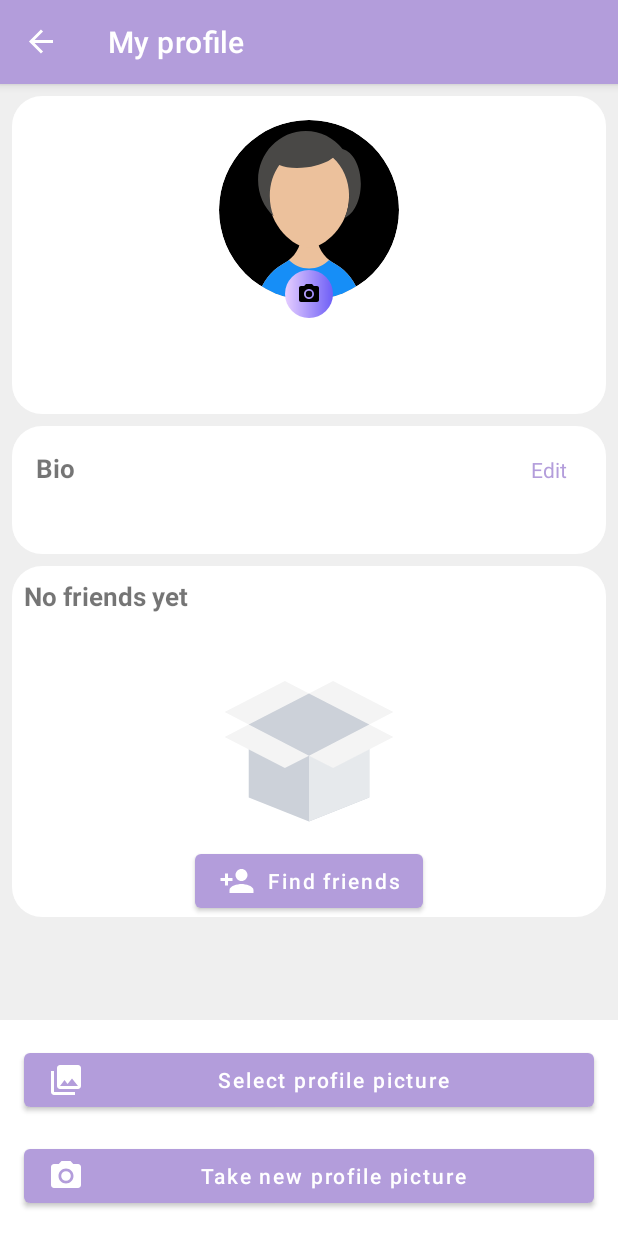
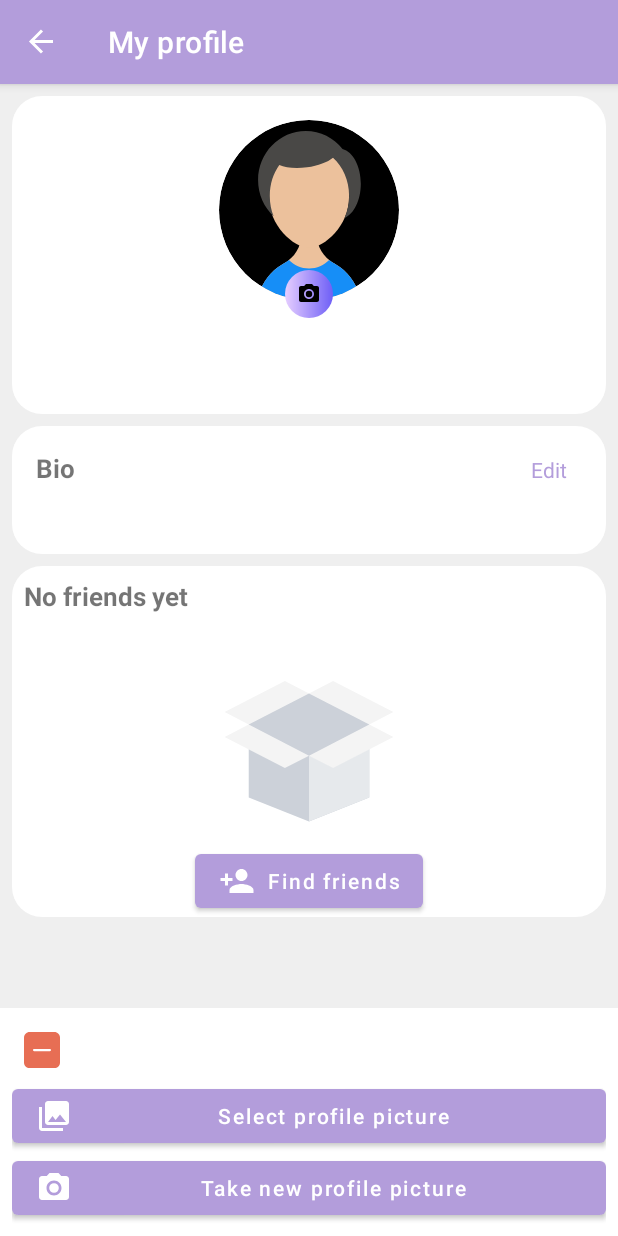
Before and after one commit to ganainy/Our_chat, an Android app: the ProfileFragment screen opened through its navigation route, after a tap on an icon or button, on a phone screen of 412 x 824 dp. Run offline under Robolectric (Android 15) with nearby library versions, the phone set to English and light mode, and no system bars; our stand-ins replace EventBus, Firebase (no records; nobody signed in at launch, a user with empty details on screens opened directly), data binding, navigation-ui; libraries missing offline, so code that uses them is left out: com.facebook, com.facebook.login; pictures from the network do not load; 8 statements that could not run were skipped.

```diff
--- a/app/src/main/java/com/example/ourchat/ui/contacts/ContactsAdapter.kt
+++ b/app/src/main/java/com/example/ourchat/ui/contacts/ContactsAdapter.kt
@@ -137,8 +137,9 @@ class ContactsAdapter(private val itemClickCallback: ItemClickCallback) :
 
             override fun publishResults(charSequence: CharSequence, filterResults: FilterResults) {
 
-                submitList(filterResults.values as MutableList<User>)
-                notifyDataSetChanged()//todo find other way to force call on bind after filtering
+                val mutableList = filterResults.values as MutableList<User>
+                submitList(mutableList)
+                notifyItemRangeChanged(0, mutableList.size)
 
             }
         }
--- a/app/src/main/java/com/example/ourchat/ui/contacts/ContactsViewModel.kt
+++ b/app/src/main/java/com/example/ourchat/ui/contacts/ContactsViewModel.kt
@@ -2,6 +2,4 @@ package com.example.ourchat.ui.contacts
 
 import androidx.lifecycle.ViewModel
 
-class ContactsViewModel : ViewModel() {
-    // TODO: Implement the ViewModel
-}
+class ContactsViewModel : ViewModel()
--- a/app/src/main/java/com/example/ourchat/ui/findUser/UsersAdapter.kt
+++ b/app/src/main/java/com/example/ourchat/ui/findUser/UsersAdapter.kt
@@ -114,8 +114,9 @@ class UserAdapter(private val clickListener: UserClickListener) :
 
             override fun publishResults(charSequence: CharSequence, filterResults: FilterResults) {
 
-                submitList(filterResults.values as MutableList<User?>)
-                notifyDataSetChanged()//todo find other way to force call on bind after filtering
+                val mutableList = filterResults.values as MutableList<User?>
+                submitList(mutableList)
+                notifyItemRangeChanged(0, mutableList.size)
 
             }
         }
--- a/app/src/main/java/com/example/ourchat/ui/home/ChatPreviewAdapter.kt
+++ b/app/src/main/java/com/example/ourchat/ui/home/ChatPreviewAdapter.kt
@@ -114,8 +114,9 @@ class ChatPreviewAdapter(private val clickListener: ClickListener) :
 
                override fun publishResults(charSequence: CharSequence, filterResults: FilterResults) {
 
-                   submitList(filterResults.values as MutableList<ChatParticipant?>)
-                   notifyDataSetChanged()//todo find other way to force call on bind after filtering
+                   val mutableList = filterResults.values as MutableList<ChatParticipant?>
+                   submitList(mutableList)
+                   notifyItemRangeChanged(0, mutableList.size)
 
                }
            }
--- a/app/src/main/java/com/example/ourchat/ui/home/HomeFragment.kt
+++ b/app/src/main/java/com/example/ourchat/ui/home/HomeFragment.kt
@@ -143,7 +143,6 @@ class HomeFragment : Fragment() {
         //do filtering when i type in search or click search
         val searchItem = menu.findItem(R.id.action_search)
         val searchView = searchItem?.actionView as SearchView
-        //todo search messages
 
         searchView.setOnQueryTextListener(object : SearchView.OnQueryTextListener {
                 override fun onQueryTextSubmit(queryString: kotlin.String?): Boolean {
--- a/app/src/main/java/com/example/ourchat/ui/home/HomeViewModel.kt
+++ b/app/src/main/java/com/example/ourchat/ui/home/HomeViewModel.kt
@@ -50,7 +50,9 @@ class HomeViewModel : ViewModel() {
                         val lastMessageType = lastMessage?.get("type") as Double?
                         chatParticipant.lastMessage = lastMessage?.get("text") as String?
                         chatParticipant.lastMessageType = lastMessageType
-                        //todo fix sees created_at as hashmap not timestamp   chatParticipant.lastMessageDate = lastMessage?.get("created_at") as Timestamp?
+                        chatParticipant.lastMessageDate =
+                            lastMessage?.get("created_at") as HashMap<String, Double>?
+                        println("HomeViewModel.getChats:${chatParticipant.lastMessageDate?.get("seconds")}")
                         val lastMessageOwnerId = lastMessage?.get("from") as String?
 
 
--- a/app/src/main/java/com/example/ourchat/ui/profile/ProfileFragment.kt
+++ b/app/src/main/java/com/example/ourchat/ui/profile/ProfileFragment.kt
@@ -124,6 +124,10 @@ class ProfileFragment : Fragment() {
         }
         binding.bottomSheet.galleryButton.setOnClickListener {
             selectFromGallery()
+        }
+
+        binding.bottomSheet.hide.setOnClickListener {
+            mBottomSheetBehavior.state = BottomSheetBehavior.STATE_COLLAPSED
         }
 
 
--- /dev/null
+++ b/app/src/main/res/drawable/ic_less.xml
@@ -0,0 +1,12 @@
+<vector xmlns:android="http://schemas.android.com/apk/res/android"
+    android:width="24dp"
+    android:height="24dp"
+    android:viewportWidth="512"
+    android:viewportHeight="512">
+    <path
+        android:fillColor="#e76e54"
+        android:pathData="m432,512h-352c-44.184,0 -80,-35.816 -80,-80v-352c0,-44.184 35.816,-80 80,-80h352c44.184,0 80,35.816 80,80v352c0,44.184 -35.816,80 -80,80zM432,512" />
+    <path
+        android:fillColor="#fff"
+        android:pathData="m144,240h224c8.836,0 16,7.164 16,16s-7.164,16 -16,16h-224c-8.836,0 -16,-7.164 -16,-16s7.164,-16 16,-16zM144,240" />
+</vector>
--- a/app/src/main/res/layout/bottom_sheet_profile_picture.xml
+++ b/app/src/main/res/layout/bottom_sheet_profile_picture.xml
@@ -1,19 +1,25 @@
 <?xml version="1.0" encoding="utf-8"?>
-<androidx.constraintlayout.widget.ConstraintLayout xmlns:android="http://schemas.android.com/apk/res/android"
+<LinearLayout xmlns:android="http://schemas.android.com/apk/res/android"
     xmlns:app="http://schemas.android.com/apk/res-auto"
-    xmlns:tools="http://schemas.android.com/tools"
     android:layout_width="match_parent"
     android:layout_height="wrap_content"
     android:background="#FFFFFF"
-    android:paddingBottom="16dp">
+    android:orientation="vertical"
+    android:padding="8dp">
+
+
+    <ImageView
+        android:id="@+id/hide"
+        android:layout_width="wrap_content"
+        android:layout_height="wrap_content"
+        android:foreground="?android:attr/selectableItemBackground"
+        android:padding="8dp"
+        android:src="@drawable/ic_less" />
 
     <com.google.android.material.button.MaterialButton
         android:id="@+id/galleryButton"
         android:layout_width="match_parent"
         android:layout_height="wrap_content"
-        android:layout_marginStart="16dp"
-        android:layout_marginTop="16dp"
-        android:layout_marginEnd="16dp"
         android:text="@string/select_profile_picture"
         android:textAllCaps="false"
         app:icon="@drawable/ic_collections_black_24dp"
@@ -25,15 +31,9 @@
         android:id="@+id/cameraButton"
         android:layout_width="match_parent"
         android:layout_height="wrap_content"
-        android:layout_marginStart="16dp"
-        android:layout_marginTop="16dp"
-        android:layout_marginEnd="16dp"
         android:text="@string/take_new_profile_picture"
         android:textAllCaps="false"
-        app:icon="@drawable/ic_camera_alt_black_24dp"
-        app:layout_constraintTop_toBottomOf="@+id/galleryButton"
-        tools:layout_editor_absoluteX="16dp" />
+        app:icon="@drawable/ic_camera_alt_black_24dp" />
 
 
-    android:text="Take new profile picture"
-</androidx.constraintlayout.widget.ConstraintLayout>
+</LinearLayout>
--- a/app/src/main/res/layout/chat_outer_item.xml
+++ b/app/src/main/res/layout/chat_outer_item.xml
@@ -69,7 +69,7 @@
             android:layout_width="wrap_content"
             android:layout_height="wrap_content"
             android:layout_marginEnd="16dp"
-            app:formatDate="@{chatParticipant.lastMessageDate}"
+            app:formatDateFromMap="@{chatParticipant.lastMessageDate}"
             app:layout_constraintBottom_toBottomOf="@+id/nameTextView"
             app:layout_constraintEnd_toEndOf="parent"
             app:layout_constraintTop_toTopOf="@+id/nameTextView"
```
Also changed, not shown: app/src/main/java/com/example/ourchat/data/model/ChatParticipant.kt (+6 -3 lines), app/src/main/java/com/example/ourchat/ui/chat/ChatAdapter.kt (+9 -3 lines), app/src/main/java/com/example/ourchat/ui/chat/ChatFragment.kt (+23 -25 lines), app/src/main/java/com/example/ourchat/ui/chat/ChatViewModel.kt (+0 -84 lines), app/src/main/java/com/example/ourchat/ui/findUser/BindingAdapter.kt (+9 -0 lines), app/src/main/res/layout/attachment_layout.xml (+9 -2 lines), app/src/main/res/layout/chat_fragment.xml (+20 -0 lines).
